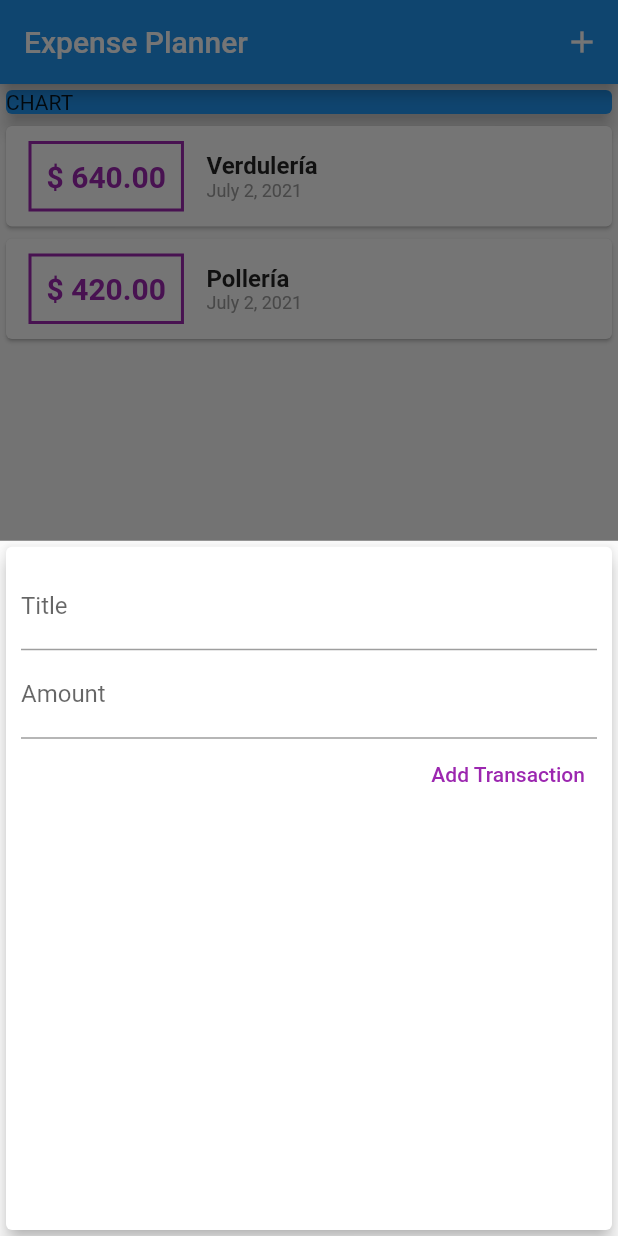
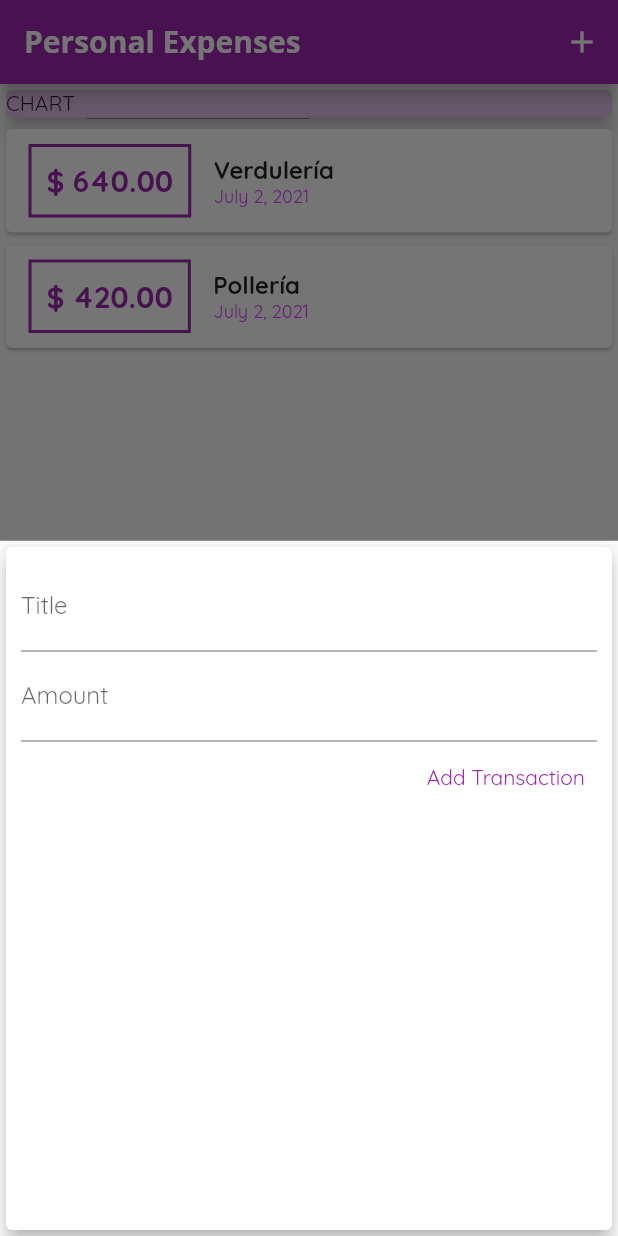
Before and after one commit to fffrowies/expense_planner, a Flutter app: the screen it shows after launch, after a tap on the "add" icon, on a phone screen of 412 x 824 dp. Run offline on Flutter 3.47's test engine with Material 2 defaults, Android fonts, the phone set to English and light mode, and no system bars.

Commit message:
Aplicados temas y estilos.

```diff
--- a/lib/main.dart
+++ b/lib/main.dart
@@ -11,7 +11,20 @@ class MyApp extends StatelessWidget {
   @override
   Widget build(BuildContext context) {
     return MaterialApp(
-      title: 'Expense Planner',
+      title: 'Personal Expenses',
+      theme: ThemeData(
+        primarySwatch: Colors.purple,
+        accentColor: Colors.purpleAccent,
+        fontFamily: 'Quicksand',
+        appBarTheme: AppBarTheme(
+            textTheme: TextTheme(
+                headline6: TextStyle(
+          fontFamily: 'OpenSans',
+          fontSize: 20,
+          fontWeight: FontWeight.bold,
+          color: Colors.white,
+        ))),
+      ),
       home: MyHomePage(),
     );
   }
@@ -64,7 +77,7 @@ class _MyHomePageState extends State<MyHomePage> {
   Widget build(BuildContext context) {
     return Scaffold(
       appBar: AppBar(
-        title: Text('Expense Planner'),
+        title: Text('Personal Expenses'),
         actions: <Widget>[
           IconButton(
             icon: Icon(Icons.add),
@@ -80,7 +93,7 @@ class _MyHomePageState extends State<MyHomePage> {
             Container(
               // width: double.infinity,
               child: Card(
-                color: Colors.blue,
+                color: Theme.of(context).primaryColorLight,
                 child: Text('CHART'),
                 elevation: 5,
               ),
--- a/lib/widgets/new_transaction.dart
+++ b/lib/widgets/new_transaction.dart
@@ -1,11 +1,18 @@
 import 'package:flutter/material.dart';
 
-class NewTransaction extends StatelessWidget {
+class NewTransaction extends StatefulWidget {
   final Function addTransaction;
-  final titleController = TextEditingController();
-  final amountController = TextEditingController();
 
   NewTransaction(this.addTransaction);
+
+  @override
+  _NewTransactionState createState() => _NewTransactionState();
+}
+
+class _NewTransactionState extends State<NewTransaction> {
+  final titleController = TextEditingController();
+
+  final amountController = TextEditingController();
 
   void submitData() {
     final enteredTitle = titleController.text;
@@ -15,10 +22,12 @@ class NewTransaction extends StatelessWidget {
       return;
     }
 
-    addTransaction(
+    widget.addTransaction(
       enteredTitle,
       enteredAmount,
     );
+
+    Navigator.of(context).pop();
   }
 
   @override
--- a/lib/widgets/transaction_list.dart
+++ b/lib/widgets/transaction_list.dart
@@ -25,7 +25,7 @@ class TransactionList extends StatelessWidget {
                   ),
                   decoration: BoxDecoration(
                     border: Border.all(
-                      color: Colors.purple,
+                      color: Theme.of(context).primaryColor,
                       width: 2,
                     ),
                   ),
@@ -35,7 +35,7 @@ class TransactionList extends StatelessWidget {
                     style: TextStyle(
                       fontWeight: FontWeight.bold,
                       fontSize: 20,
-                      color: Colors.purple,
+                      color: Theme.of(context).primaryColor,
                     ),
                   ),
                 ),
@@ -53,7 +53,7 @@ class TransactionList extends StatelessWidget {
                       DateFormat.yMMMMd().format(transactions[index].date),
                       style: TextStyle(
                         fontSize: 12,
-                        color: Colors.grey,
+                        color: Theme.of(context).indicatorColor,
                       ),
                     ),
                   ],
```
Also changed, not shown: pubspec.yaml (+11 -6 lines), assets/fonts/OpenSans-Bold.ttf (added), assets/fonts/OpenSans-Regular.ttf (added), assets/fonts/Quicksand-Bold.ttf (added), assets/fonts/Quicksand-Light.ttf (added), assets/fonts/Quicksand-Medium.ttf (added), assets/fonts/Quicksand-Regular.ttf (added).
